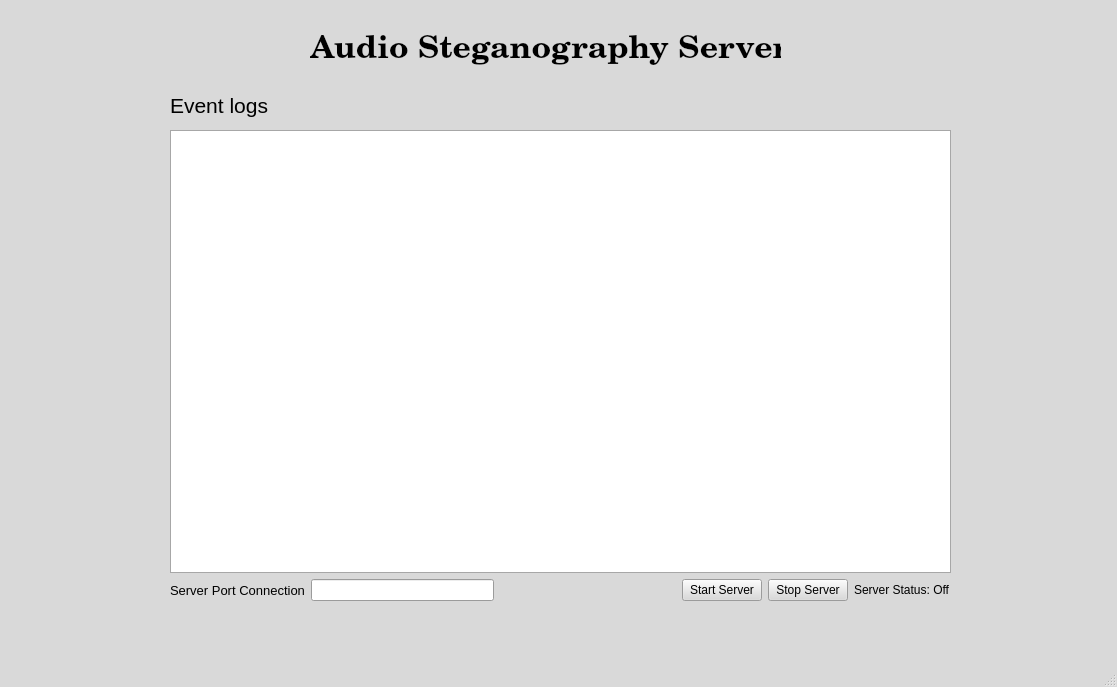
Before: the Qt Designer form src/ServerGUI.ui in jrgouws16/Audio-Steganograpy, drawn with Qt 5.
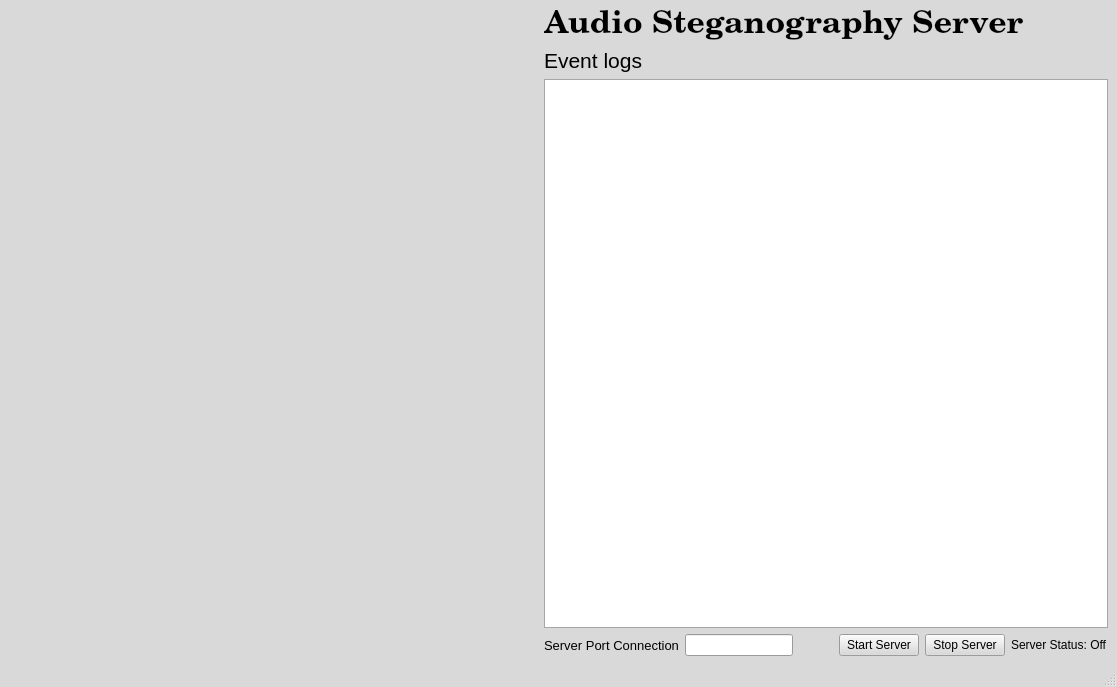
After: the same form once the commit is applied.

Commit message: Success in creating threaded server able to serve multiple clients.

Diff of the .ui file:
```diff
--- a/src/ServerGUI.ui
+++ b/src/ServerGUI.ui
@@ -435,15 +435,26 @@
    <enum>QTabWidget::Rounded</enum>
   </property>
   <widget class="QWidget" name="centralwidget">
+   <layout class="QVBoxLayout" name="verticalLayout_3">
+    <item>
+     <layout class="QHBoxLayout" name="horizontalLayout">
+      <item>
+       <spacer name="horizontalSpacer_2">
+        <property name="orientation">
+         <enum>Qt::Horizontal</enum>
+        </property>
+        <property name="sizeHint" stdset="0">
+         <size>
+          <width>40</width>
+          <height>20</height>
+         </size>
+        </property>
+       </spacer>
+      </item>
+      <item>
+       <layout class="QVBoxLayout" name="verticalLayout_2">
+        <item>
    <widget class="QLabel" name="label_title">
-    <property name="geometry">
-     <rect>
-      <x>310</x>
-      <y>20</y>
-      <width>471</width>
-      <height>61</height>
-     </rect>
-    </property>
     <property name="palette">
      <palette>
       <active>
@@ -493,15 +504,9 @@
      <string>Audio Steganography Server</string>
     </property>
    </widget>
+        </item>
+        <item>
    <widget class="QLabel" name="label_logs">
-    <property name="geometry">
-     <rect>
-      <x>170</x>
-      <y>90</y>
-      <width>181</width>
-      <height>31</height>
-     </rect>
-    </property>
     <property name="palette">
      <palette>
       <active>
@@ -551,15 +556,8 @@
      <string>Event logs</string>
     </property>
    </widget>
-   <widget class="QWidget" name="layoutWidget">
-    <property name="geometry">
-     <rect>
-      <x>170</x>
-      <y>130</y>
-      <width>781</width>
-      <height>471</height>
-     </rect>
-    </property>
+        </item>
+        <item>
     <layout class="QVBoxLayout" name="verticalLayout">
      <item>
       <widget class="QListWidget" name="listWidget_log"/>
@@ -658,7 +656,12 @@
       </layout>
      </item>
     </layout>
-   </widget>
+        </item>
+       </layout>
+      </item>
+     </layout>
+    </item>
+   </layout>
   </widget>
   <widget class="QMenuBar" name="menubar">
    <property name="geometry">
```
Lines whose indentation alone changed are shown as unchanged. The commit also changes 6 other files.
